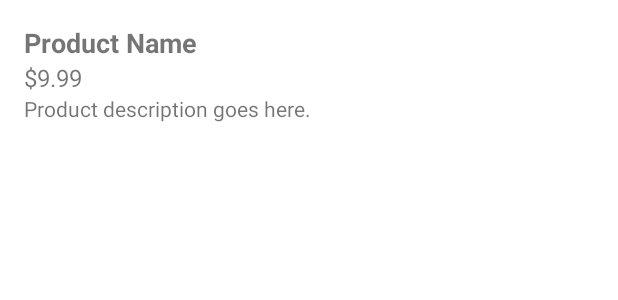
After one commit to Silverqq/Shopics, an Android app: the layout item_product.xml on its own in the app's theme, with its tools: preview values and no code run, on a phone screen of 412 x 824 dp. The commit adds this screen. Shown: the top 300 px of the screen. Run offline under Robolectric (Android 15) with nearby library versions, the phone set to English and light mode, and no system bars.

Commit message:
early alpha

```diff
--- a/app/src/main/java/com/shopics/MainActivity.java
+++ b/app/src/main/java/com/shopics/MainActivity.java
@@ -17,8 +17,12 @@ import androidx.navigation.ui.AppBarConfiguration;
 import androidx.navigation.ui.NavigationUI;
 import androidx.drawerlayout.widget.DrawerLayout;
 import androidx.appcompat.app.AppCompatActivity;
+
+import com.google.firebase.database.DatabaseReference;
+import com.google.firebase.database.FirebaseDatabase;
 import com.shopics.databinding.ActivityMainBinding;
 import com.shopics.databinding.NavHeaderMainBinding;
+import com.shopics.ui.catalog.Product;
 
 public class MainActivity extends AppCompatActivity {
     private AppBarConfiguration mAppBarConfiguration;
@@ -29,6 +33,7 @@ public class MainActivity extends AppCompatActivity {
     protected void onCreate(Bundle savedInstanceState) {
         super.onCreate(savedInstanceState);
         nameHeader = findViewById(R.id.header);
+
         //Intent intent = getIntent();
         // (intent != null){
         //    String data = intent.getStringExtra("name");
--- /dev/null
+++ b/app/src/main/res/layout/item_product.xml
@@ -0,0 +1,30 @@
+<?xml version="1.0" encoding="utf-8"?>
+<LinearLayout xmlns:android="http://schemas.android.com/apk/res/android"
+    android:layout_width="match_parent"
+    android:layout_height="wrap_content"
+    android:orientation="vertical"
+    android:padding="16dp">
+
+    <TextView
+        android:id="@+id/text_view_name"
+        android:layout_width="wrap_content"
+        android:layout_height="wrap_content"
+        android:text="Product Name"
+        android:textSize="18sp"
+        android:textStyle="bold" />
+
+    <TextView
+        android:id="@+id/text_view_price"
+        android:layout_width="wrap_content"
+        android:layout_height="wrap_content"
+        android:text="$9.99"
+        android:textSize="16sp" />
+
+    <TextView
+        android:id="@+id/text_view_description"
+        android:layout_width="wrap_content"
+        android:layout_height="wrap_content"
+        android:text="Product description goes here."
+        android:textSize="14sp" />
+
+</LinearLayout>
```
Also changed, not shown: app/src/main/java/com/shopics/ui/catalog/CatalogFragment.java (+49 -18 lines), app/src/main/java/com/shopics/ui/catalog/Product.java (added, +41 -0 lines), app/src/main/java/com/shopics/ui/catalog/ProductAdapter.java (added, +61 -0 lines), app/src/main/res/layout/fragment_catalog.xml (+6 -10 lines), 1 other file.
